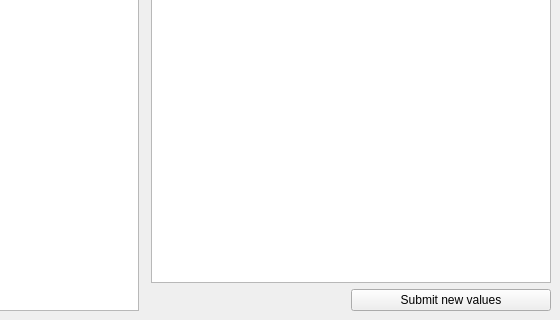
This is ui/MISEFontsTranslateUIDlg.ui in ShadowNate/MISETranslator as Qt 5 draws it before an edit; both pictures show x 566 to 1126 and y 576 to 896 of the 1126 by 896 pixel window. The edited form follows.
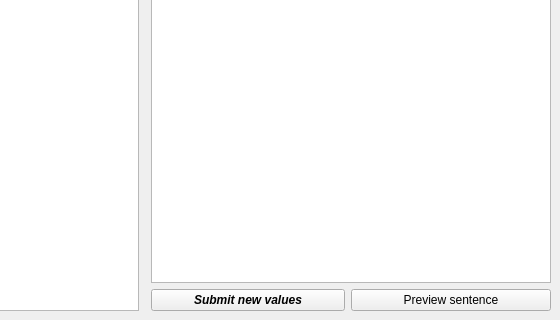
This is the edited form.

Diff of the .ui file:
```diff
--- a/ui/MISEFontsTranslateUIDlg.ui
+++ b/ui/MISEFontsTranslateUIDlg.ui
@@ -198,13 +198,6 @@
      </property>
     </widget>
    </item>
-   <item row="7" column="8">
-    <widget class="QPushButton" name="submitCharPropertiesBtn">
-     <property name="text">
-      <string>Submit new values</string>
-     </property>
-    </widget>
-   </item>
    <item row="0" column="6">
     <widget class="QLineEdit" name="selectedEncodingTxtBx">
      <property name="sizePolicy">
@@ -849,6 +842,27 @@
      </layout>
     </widget>
    </item>
+   <item row="7" column="6" colspan="2">
+    <widget class="QPushButton" name="submitCharPropertiesBtn">
+     <property name="font">
+      <font>
+       <weight>75</weight>
+       <italic>true</italic>
+       <bold>true</bold>
+      </font>
+     </property>
+     <property name="text">
+      <string>Submit new values</string>
+     </property>
+    </widget>
+   </item>
+   <item row="7" column="8">
+    <widget class="QPushButton" name="previewSentenceBtn">
+     <property name="text">
+      <string>Preview sentence</string>
+     </property>
+    </widget>
+   </item>
   </layout>
  </widget>
  <layoutdefault spacing="6" margin="9"/>
```
Left out of the diff: 1 changed line with no effect on the pictures.
